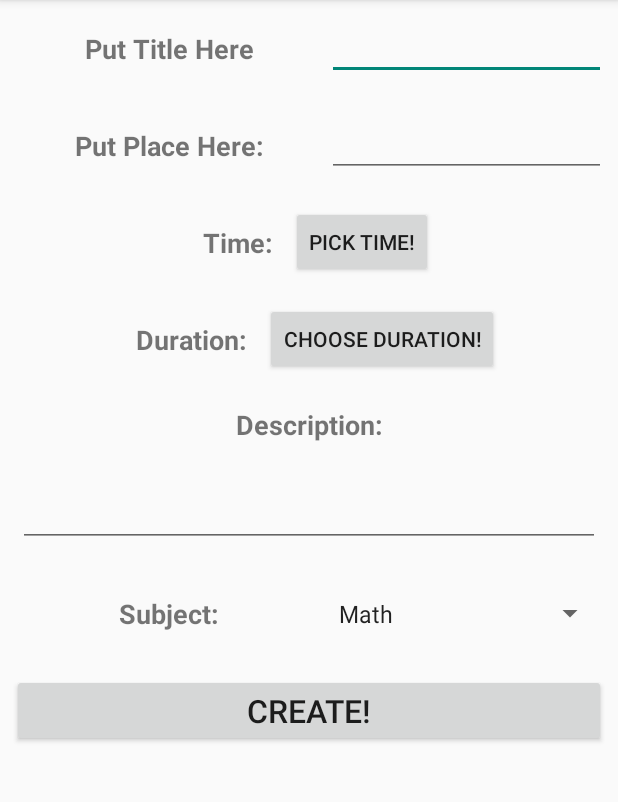
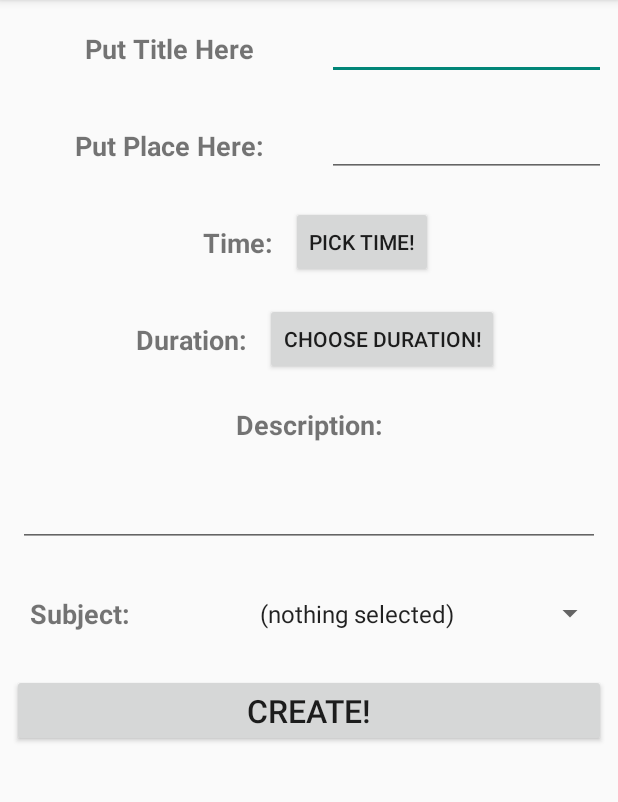
Before and after one commit to ReggieApps/StudyBuddy-1, an Android app: the createEventFragment screen opened directly, with no data from a screen before it, on a phone screen of 412 x 824 dp, the part 84-886 px from its top. Run offline under Robolectric (Android 15) with nearby library versions, the phone set to English and light mode, and no system bars.

```diff
--- a/app/src/main/java/com/example/adriangracia/studybuddy/fragment/mainActivityFragment.java
+++ b/app/src/main/java/com/example/adriangracia/studybuddy/fragment/mainActivityFragment.java
@@ -11,6 +11,7 @@ import android.widget.AdapterView;
 import android.widget.ArrayAdapter;
 import android.widget.Button;
 import android.widget.ListView;
+import android.widget.Spinner;
 
 import com.example.adriangracia.studybuddy.AttendInformation;
 import com.example.adriangracia.studybuddy.R;
@@ -25,6 +26,9 @@ import java.util.ArrayList;
 public class mainActivityFragment extends Fragment {
 
     final public String information = "information";
+
+    public Spinner specifySubject;
+
     private ArrayList<String> list = new ArrayList<>();
     private ArrayList<EventObject> eventList = new ArrayList<>();
 
@@ -69,6 +73,8 @@ public class mainActivityFragment extends Fragment {
         }});
 
 
+        specifySubject = (Spinner) v.findViewById(R.id.spinner);
+
 
        return v;
     }
--- a/app/src/main/res/layout/fragment_create_event.xml
+++ b/app/src/main/res/layout/fragment_create_event.xml
@@ -139,7 +139,7 @@
                 android:layout_margin="12dp"
                 android:textStyle="bold"
                 android:layout_gravity="center"
-                android:gravity="center"
+                android:gravity="start"
                 android:textSize="18sp"
                 android:text="Subject:"
                 android:layout_width="0dp"
@@ -149,8 +149,9 @@
             <Spinner
                 android:id="@+id/spinner_2"
                 android:layout_weight="1"
+                android:gravity="start"
                 android:entries="@array/class_array"
-                android:layout_width="0dp"
+                android:layout_width="105dp"
                 android:layout_height="match_parent">
             </Spinner>
 
--- a/app/src/main/res/values/strings.xml
+++ b/app/src/main/res/values/strings.xml
@@ -6,6 +6,7 @@
     <string name="prompt">Pick a class</string>
 
     <string-array name="class_array">
+        <item>(nothing selected)</item>
         <item>Math</item>
         <item>English</item>
         <item>Science</item>
```
